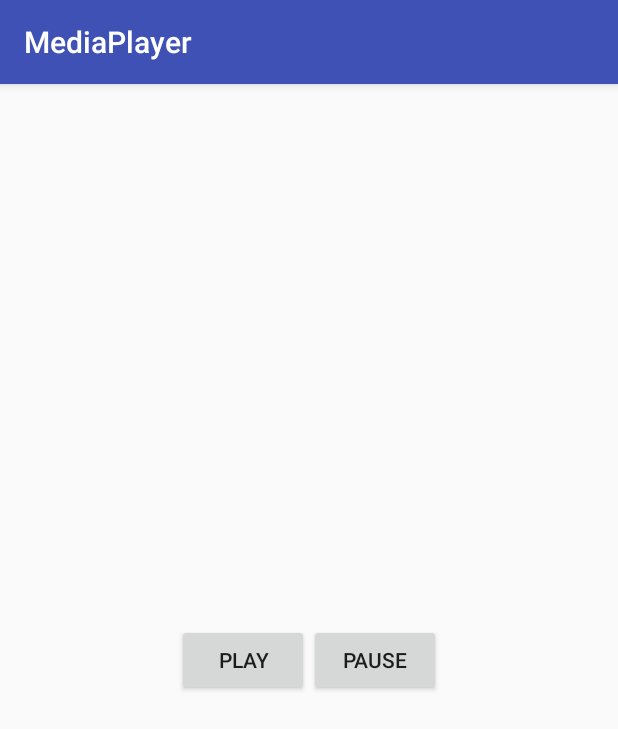
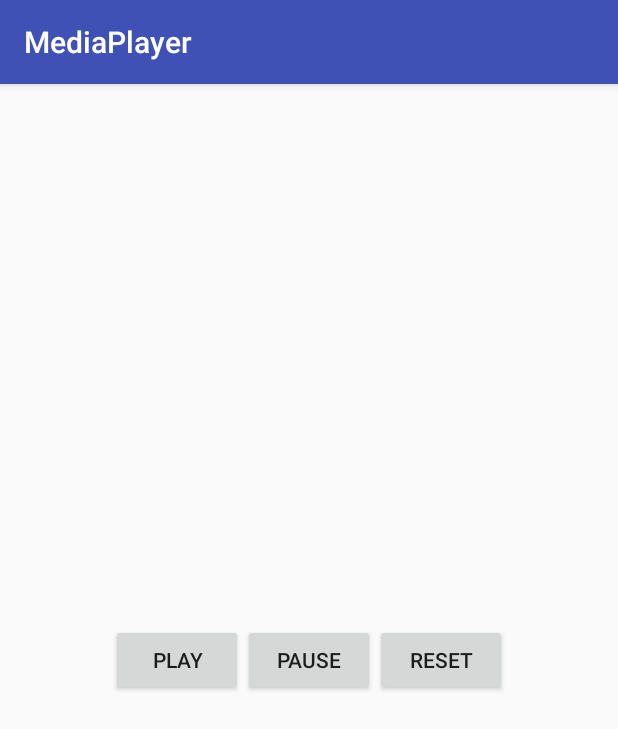
Before and after one commit to Freytes/MediaPlayer, an Android app: the screen it shows after launch (MainActivity), on a phone screen of 412 x 824 dp. Shown: the top 729 px of the screen. Run offline under Robolectric (Android 15) with nearby library versions, the light colour scheme and no system bars.

Commit message:
Added Reset button

```diff
--- a/app/src/main/java/com/example/android/mediaplayer/MainActivity.java
+++ b/app/src/main/java/com/example/android/mediaplayer/MainActivity.java
@@ -34,6 +34,15 @@ public class MainActivity extends AppCompatActivity {
             }
         });
 
+        Button resetButton = (Button) findViewById(R.id.resetbutton);
+
+        resetButton.setOnClickListener(new View.OnClickListener() {
+            @Override
+            public void onClick(View v) {
+                mediaPlayer.reset();
+            }
+        });
+
     }
 
 }
--- a/app/src/main/res/layout/activity_main.xml
+++ b/app/src/main/res/layout/activity_main.xml
@@ -22,5 +22,11 @@
         android:layout_height="wrap_content"
         android:text="Pause" />
 
+    <Button
+        android:id="@+id/resetbutton"
+        android:layout_width="wrap_content"
+        android:layout_height="wrap_content"
+        android:text="Reset" />
+
 </LinearLayout>
 </android.support.constraint.ConstraintLayout>
```
